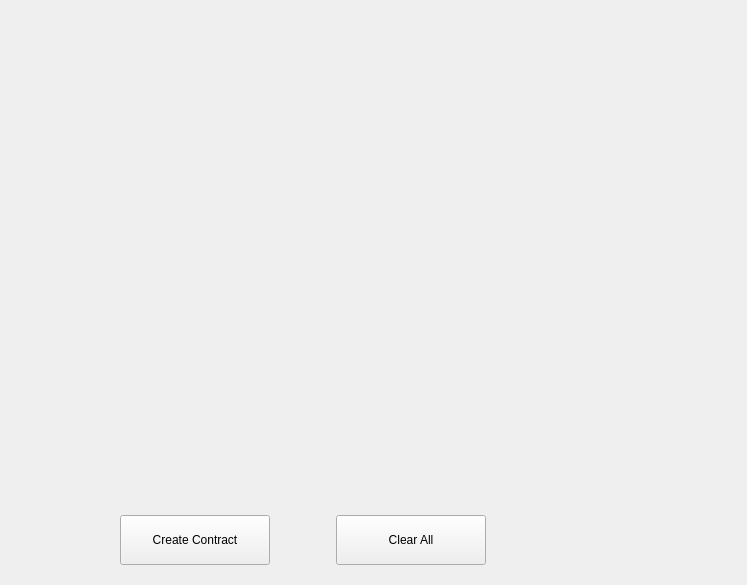
Above: src/qt/forms/createcontract.ui from HTMLCOIN/HTMLCOIN before the change. Below: the same form after it.
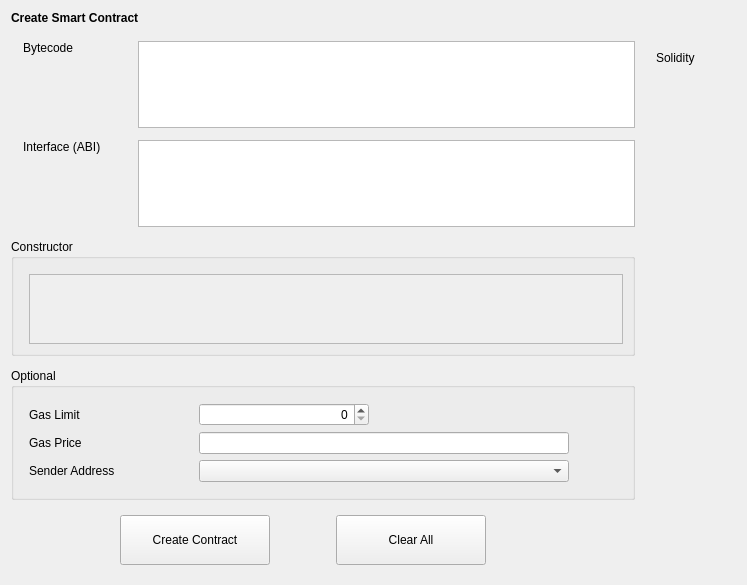
That is the form after the change. The open tabs and pages were chosen to show the change. Custom widgets are drawn as their Qt base class.

Commit message: Add multiple tabs for results

The edit to the form file:
```diff
--- a/src/qt/forms/createcontract.ui
+++ b/src/qt/forms/createcontract.ui
@@ -395,25 +395,6 @@
        </item>
       </layout>
      </widget>
-     <widget class="QWidget" name="resultPage">
-      <layout class="QVBoxLayout" name="verticalLayout_9">
-       <property name="leftMargin">
-        <number>0</number>
-       </property>
-       <property name="topMargin">
-        <number>0</number>
-       </property>
-       <property name="rightMargin">
-        <number>0</number>
-       </property>
-       <property name="bottomMargin">
-        <number>0</number>
-       </property>
-       <item>
-        <widget class="ContractResult" name="widgetResult"/>
-       </item>
-      </layout>
-     </widget>
     </widget>
    </item>
    <item>
@@ -517,12 +498,6 @@
    <extends>QComboBox</extends>
    <header>addressfield.h</header>
   </customwidget>
-  <customwidget>
-   <class>ContractResult</class>
-   <extends>QStackedWidget</extends>
-   <header>contractresult.h</header>
-   <container>1</container>
-  </customwidget>
   <customwidget>
    <class>QValidatedTextEdit</class>
    <extends>QTextEdit</extends>
```
Left out of the diff: 4 changed lines with no effect on the pictures. The commit also changes 10 other files.
